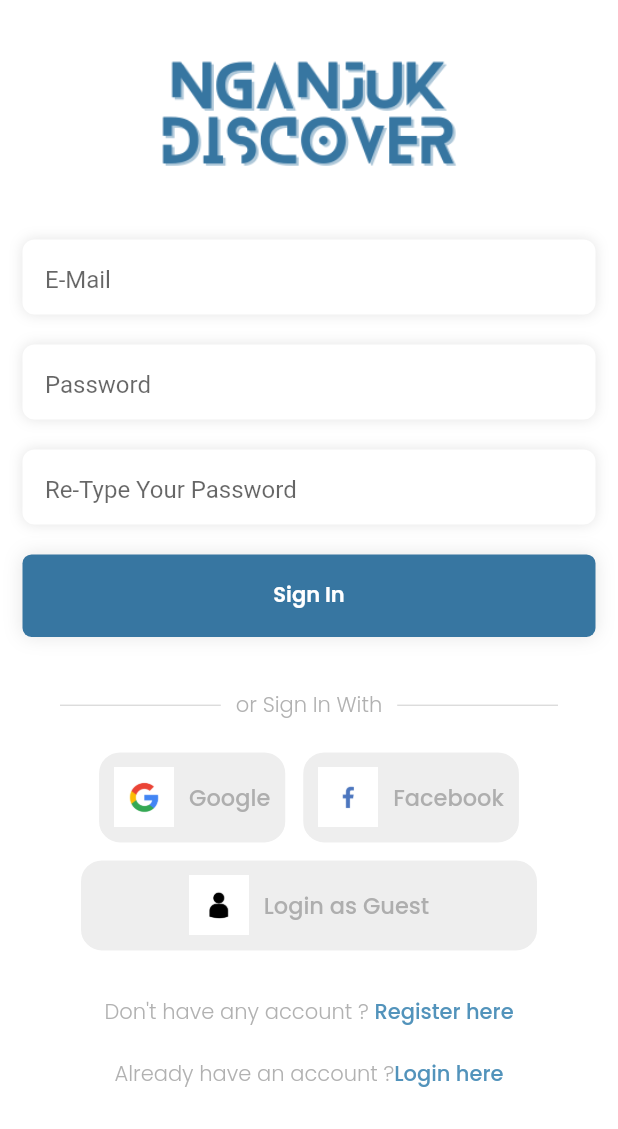
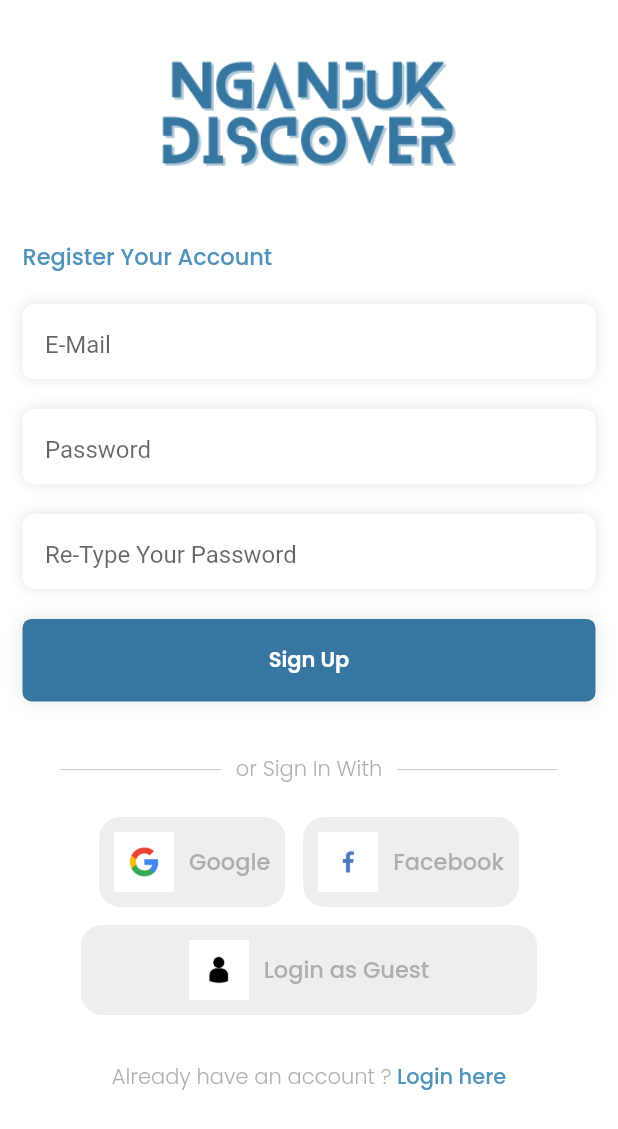
Before and after one commit to IlhamDinata/NganjukDiscover, a Flutter app: the RegisterPage screen opened by its route, on a phone screen of 412 x 824 dp. Shown: the top 1129 px of the screen. Run offline on Flutter 3.47's test engine with Material 2 defaults, Android fonts, the phone set to English and light mode, and no system bars; our stand-ins replace firebase_core, get, google_fonts, lottie, page_transition, smooth_page_indicator; accounts and stored records are empty.

Commit message:
Log Reg UI

```diff
--- a/lib/screen/login_register_page/register_page.dart
+++ b/lib/screen/login_register_page/register_page.dart
@@ -31,6 +31,11 @@ class RegisterPage extends StatelessWidget {
                   child: Image.asset('assets/gambar/login.png'),
                 ),
                 const SizedBox(height: 30),
+                Text(
+                  'Register Your Account',
+                  style: MyText().titlelogregtext,
+                ),
+                const SizedBox(height: 20),
                 TextBox(
                     controller: emailController,
                     text: 'E-Mail',
@@ -49,7 +54,17 @@ class RegisterPage extends StatelessWidget {
                     textInputType: TextInputType.visiblePassword,
                     obscure: true),
                 const SizedBox(height: 20),
-                ButtonBox(),
+                ButtonBox(
+                  onTap: () {
+                    // Get.toNamed(PagesPath.homepage);
+                    Get.snackbar(
+                      'Register',
+                      'Register Successfully',
+                      duration: Duration(seconds: 1),
+                    );
+                  },
+                  label: 'Sign Up',
+                ),
                 const SizedBox(height: 35),
                 SocialButton(),
                 SizedBox(height: 20),
@@ -65,7 +80,7 @@ class RegisterPage extends StatelessWidget {
                         Get.toNamed(PagesPath.loginpage);
                       },
                       child: Text(
-                        'Login here',
+                        ' Login here',
                         style: MyText().smallbuttontext,
                       ),
                     ),
--- a/lib/utils/app_pages.dart
+++ b/lib/utils/app_pages.dart
@@ -1,6 +1,7 @@
 class AppPages {
   static const introduction = PagesPath.introduction;
   static const loginpage = PagesPath.loginpage;
+  static const forgotpassword = PagesPath.forgotpassword;
   static const registerpage = PagesPath.registerpage;
   static const homepage = PagesPath.homepage;
 }
@@ -8,6 +9,7 @@ class AppPages {
 abstract class PagesPath {
   static const introduction = '/introduction';
   static const loginpage = '/loginpage';
+  static const forgotpassword = '/forgotpassword';
   static const homepage = '/homepage';
   static const registerpage = '/registerpage';
 }
--- a/lib/utils/app_routes.dart
+++ b/lib/utils/app_routes.dart
@@ -1,6 +1,7 @@
 import 'package:get/route_manager.dart';
 import 'package:nganjuk_discover/screen/homepage.dart';
 import 'package:nganjuk_discover/screen/intro_page/introduction.dart';
+import 'package:nganjuk_discover/screen/login_register_page/forgot_password.dart';
 import 'package:nganjuk_discover/screen/login_register_page/login_page.dart';
 import 'package:nganjuk_discover/screen/login_register_page/register_page.dart';
 import 'package:nganjuk_discover/utils/app_pages.dart';
@@ -10,6 +11,7 @@ class AppRoute {
   static final pages = [
     GetPage(name: PagesPath.introduction, page: () => IntroductionPage()),
     GetPage(name: PagesPath.loginpage, page: () => LoginPage()),
+    GetPage(name: PagesPath.forgotpassword, page: () => ForgotPasswordPage()),
     GetPage(name: PagesPath.registerpage, page: () => RegisterPage()),
     GetPage(name: PagesPath.homepage, page: () => HomePage()),
   ];
--- a/lib/utils/button_box.dart
+++ b/lib/utils/button_box.dart
@@ -4,14 +4,15 @@ import 'package:nganjuk_discover/utils/mycolors.dart';
 import 'package:nganjuk_discover/utils/mytext.dart';
 
 class ButtonBox extends StatelessWidget {
-  const ButtonBox({super.key});
+  ButtonBox({super.key, this.onTap, this.label});
+
+  final Function()? onTap;
+  final String? label;
 
   @override
   Widget build(BuildContext context) {
     return InkWell(
-      onTap: () {
-        Get.snackbar('Login', 'Login/Register Successfully');
-      },
+      onTap: onTap,
       child: Container(
         alignment: Alignment.center,
         height: 55,
@@ -25,7 +26,7 @@ class ButtonBox extends StatelessWidget {
             ),
           ],
         ),
-        child: Text('Sign In', style: MyText().buttonbox),
+        child: Text('${label}', style: MyText().buttonbox),
       ),
     );
   }
--- a/lib/utils/social_button.dart
+++ b/lib/utils/social_button.dart
@@ -67,25 +67,6 @@ class SocialButton extends StatelessWidget {
             ),
           ],
         ),
-        SizedBox(height: 20),
-        Row(
-          mainAxisAlignment: MainAxisAlignment.center,
-          children: [
-            Text(
-              'Don\'t have any account ? ',
-              style: MyText().transparanttext,
-            ),
-            InkWell(
-              onTap: () {
-                Get.toNamed(PagesPath.registerpage);
-              },
-              child: Text(
-                'Register here',
-                style: MyText().smallbuttontext,
-              ),
-            ),
-          ],
-        ),
       ],
     );
   }
```
Also changed, not shown: lib/screen/login_register_page/forgot_password.dart (added, +36 -0 lines), lib/screen/login_register_page/login_page.dart (+14 -2 lines).
